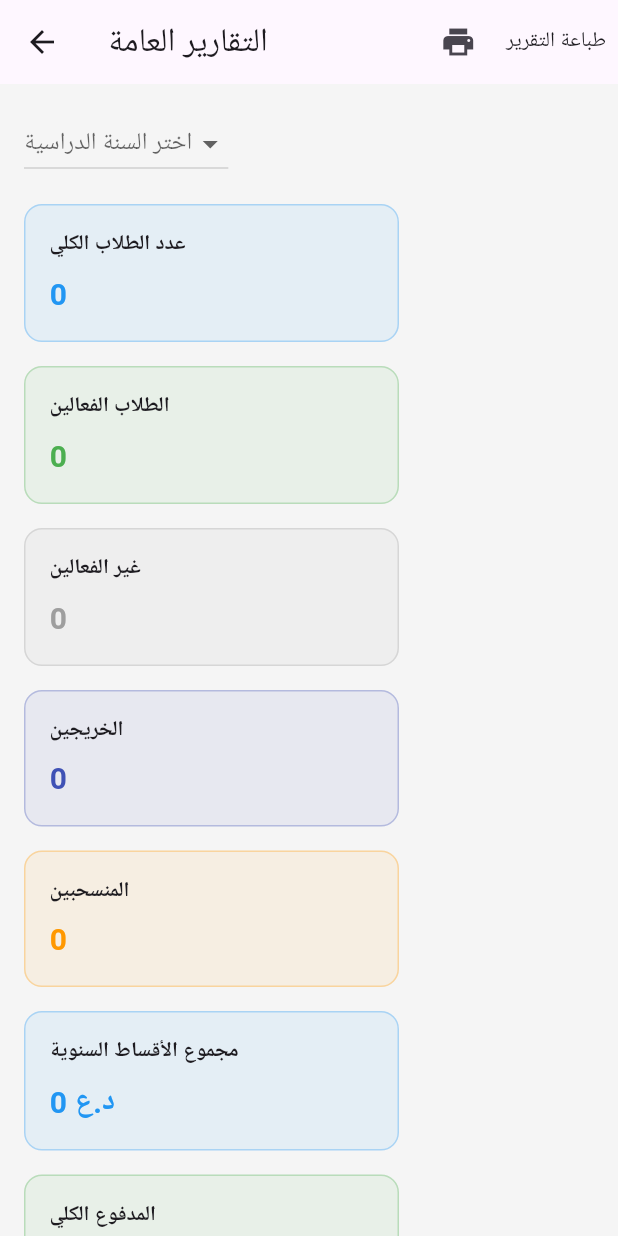
After one commit to AliAdel199/school_app_flutter, a Flutter app: the ReportsScreen screen opened by its route, after a tap on the "print" icon, on a phone screen of 412 x 824 dp. The commit adds this screen. Run offline on Flutter 3.47's test engine with Material 3 defaults, Android fonts, the phone set to English and light mode, and no system bars; our stand-ins replace flutter_expandable_fab, pdf, printing, supabase_flutter; missing offline and left inert: excel; accounts and stored records are empty.

Commit message:
public reports don

```diff
--- a/lib/main.dart
+++ b/lib/main.dart
@@ -1,6 +1,7 @@
 
 import 'package:flutter/material.dart';
 import 'package:school_app_flutter/screens/classes_list_screen.dart';
+import 'package:school_app_flutter/screens/reportsscreen.dart';
 import 'package:supabase_flutter/supabase_flutter.dart';
 import 'screens/add_student_screen_supabase.dart';
 import 'screens/addclassscreen.dart';
@@ -56,6 +57,7 @@ class SchoolApp extends StatelessWidget {
           student: ModalRoute.of(context)!.settings.arguments as Map<String, dynamic>,
         ),
         '/financial-reports': (context) => const FinancialReportsScreen(),
+        '/reportsscreen': (context) => const ReportsScreen(),
       },
     );
   }
--- a/lib/screens/dashboard_screen.dart
+++ b/lib/screens/dashboard_screen.dart
@@ -1,4 +1,3 @@
-
 import 'package:flutter/material.dart';
 import 'package:supabase_flutter/supabase_flutter.dart';
 
@@ -15,8 +14,6 @@ class _DashboardScreenState extends State<DashboardScreen> {
   int classCount = 0;
   String subscriptionAlert = '';
   bool isLoading = true;
-
-
 
   @override
   void initState() {
@@ -42,7 +39,8 @@ class _DashboardScreenState extends State<DashboardScreen> {
 
       final classRes = await supabase
           .from('classes')
-          .select('id');
+          .select('id')
+          .eq('school_id', schoolId);
 
       final subscriptionRes = await supabase
           .from('schools')
@@ -65,6 +63,7 @@ class _DashboardScreenState extends State<DashboardScreen> {
 
       setState(() {
         studentCount = studentRes.length;
+        classCount = classRes.length;
       });
     } catch (e) {
       debugPrint('Error fetching dashboard stats: \n$e');
@@ -72,7 +71,6 @@ class _DashboardScreenState extends State<DashboardScreen> {
       setState(() => isLoading = false);
     }
   }
-
 
   @override
   Widget build(BuildContext context) {
@@ -114,10 +112,7 @@ class _DashboardScreenState extends State<DashboardScreen> {
       {'label': 'المراحل', 'icon': Icons.score, 'route': '/classes'},
       {'label': 'إضافة مرحلة', 'icon': Icons.add, 'route': '/add-class'},
       {'label': 'التقارير المالية', 'icon': Icons.monetization_on, 'route': '/financial-reports'},
-      // {'label': 'المدفوعات', 'icon': Icons.score, 'route': '/studentpayments'},
-
-
-
+      {'label': 'التقارير العامة', 'icon': Icons.bar_chart, 'route': '/reportsscreen'},
     ];
 
     return GridView.builder(
--- /dev/null
+++ b/lib/screens/reportsscreen.dart
@@ -0,0 +1,323 @@
+import 'package:flutter/material.dart';
+import 'package:pdf/pdf.dart';
+import 'package:supabase_flutter/supabase_flutter.dart';
+import 'package:intl/intl.dart';
+  // استخدم حزمة pdf و printing
+  import 'package:pdf/widgets.dart' as pw;
+  import 'package:printing/printing.dart';
+class ReportsScreen extends StatefulWidget {
+  const ReportsScreen({super.key});
+
+  @override
+  State<ReportsScreen> createState() => _ReportsScreenState();
+}
+
+class _ReportsScreenState extends State<ReportsScreen> {
+  final supabase = Supabase.instance.client;
+
+  bool isLoading = true;
+  int totalStudents = 0;
+  int activeStudents = 0;
+  int inactiveStudents = 0;
+  int graduatedStudents = 0;
+  int withdrawnStudents = 0;
+
+  double totalAnnualFees = 0;
+  double totalPaid = 0;
+  double totalDue = 0;
+
+  List<String> academicYears = [];
+  String? selectedYear;
+
+  @override
+  void initState() {
+    super.initState();
+    fetchAcademicYears().then((_) {
+      if (academicYears.isNotEmpty) selectedYear = academicYears.first;
+      fetchReportData();
+    });
+  }
+
+  Future<void> fetchAcademicYears() async {
+    final res = await supabase
+        .from('student_fee_status')
+        .select('academic_year')
+        .neq('academic_year', '')
+        .order('academic_year', ascending: false);
+
+    final data = res as List;
+    academicYears = data.map((e) => e['academic_year'] as String).toSet().toList();
+  }
+
+  Future<void> fetchReportData() async {
+    setState(() => isLoading = true);
+    try {
+      totalStudents = 0;
+      activeStudents = 0;
+      inactiveStudents = 0;
+      graduatedStudents = 0;
+      withdrawnStudents = 0;
+      totalAnnualFees = 0;
+      totalPaid = 0;
+      totalDue = 0;
+
+      final userId = supabase.auth.currentUser!.id;
+      final profile = await supabase
+          .from('profiles')
+          .select('school_id')
+          .eq('id', userId)
+          .single();
+      final schoolId = profile['school_id'];
+
+      final studentsRes = await supabase
+          .from('students')
+          .select('id, status')
+          .eq('school_id', schoolId);
+
+      final students = List<Map<String, dynamic>>.from(studentsRes);
+      totalStudents = students.length;
+      activeStudents = students.where((s) => s['status'] == 'active').length;
+      inactiveStudents = students.where((s) => s['status'] == 'inactive').length;
+      graduatedStudents = students.where((s) => s['status'] == 'graduated').length;
+      withdrawnStudents = students.where((s) => s['status'] == 'منسحب').length;
+
+      final studentIds = students.map((s) => s['id']).toList();
+
+      List<Map<String, dynamic>> fees = [];
+      if (selectedYear == null || selectedYear == 'all') {
+        // جمع مبالغ جميع السنوات
+        final feeRes = await supabase
+        .from('student_fee_status')
+        .select('annual_fee, paid_amount, due_amount, student_id')
+        .inFilter('student_id', studentIds);
+
+        fees = List<Map<String, dynamic>>.from(feeRes);
+      } else {
+        // جمع مبالغ سنة محددة فقط
+        final feeRes = await supabase
+        .from('student_fee_status')
+        .select('annual_fee, paid_amount, due_amount, student_id')
+        .eq('academic_year', selectedYear!)
+        .inFilter('student_id', studentIds);
+
+        fees = List<Map<String, dynamic>>.from(feeRes);
+      }
+
+      for (var fee in fees) {
+        totalAnnualFees += (fee['annual_fee'] ?? 0).toDouble();
+        totalPaid += (fee['paid_amount'] ?? 0).toDouble();
+        totalDue += (fee['due_amount'] ?? 0).toDouble();
+      }
+    } catch (e) {
+      debugPrint('خطأ في تحميل التقارير: \n$e');
+    } finally {
+      if (mounted) setState(() => isLoading = false);
+    }
+  }
+
+Future<void> printReportPdf() async {
+  final pdf = pw.Document();
+
+  final formatter = NumberFormat('#,###');
+  final arabicFont = await PdfGoogleFonts.amiriRegular();
+  final boldFont = await PdfGoogleFonts.amiriBold();
+
+  pdf.addPage(
+    pw.Page(
+      pageFormat: PdfPageFormat.a4,
+      margin: const pw.EdgeInsets.all(24),
+      theme: pw.ThemeData.withFont(
+        base: arabicFont,
+        bold: boldFont,
+      ),
+      build: (pw.Context context) {
+        return pw.Directionality(
+          textDirection: pw.TextDirection.rtl,
+          child: pw.Column(
+            crossAxisAlignment: pw.CrossAxisAlignment.start,
+            children: [
+              pw.Center(
+                child: pw.Text(
+                  'التقارير العامة',
+                  style: pw.TextStyle(
+                    fontSize: 26,
+                    fontWeight: pw.FontWeight.bold,
+                    color: PdfColors.blue800,
+                  ),
+                ),
+              ),
+              pw.SizedBox(height: 12),
+              if (selectedYear != null && selectedYear != 'all')
+                pw.Text(
+                  'السنة الدراسية: $selectedYear',
+                  style: pw.TextStyle(fontSize: 16, fontWeight: pw.FontWeight.bold),
+                ),
+              pw.SizedBox(height: 16),
+              pw.Container(
+                decoration: pw.BoxDecoration(
+                  border: pw.Border.all(color: PdfColors.blueGrey, width: 1),
+                  borderRadius: pw.BorderRadius.circular(8),
+                  color: PdfColors.grey100,
+                ),
+                child: pw.Table(
+                  border: pw.TableBorder.symmetric(
+                    inside: pw.BorderSide(color: PdfColors.blueGrey, width: 0.5),
+                  ),
+                  columnWidths: {
+                    0: const pw.FlexColumnWidth(2),
+                    1: const pw.FlexColumnWidth(1.5),
+                  },
+                  children: [
+                    pw.TableRow(
+                      decoration: pw.BoxDecoration(color: PdfColors.blue50),
+                      children: [
+                        pw.Padding(
+                          padding: const pw.EdgeInsets.all(10),
+                          child: pw.Text('العنوان', style: pw.TextStyle(fontWeight: pw.FontWeight.bold, fontSize: 15)),
+                        ),
+                        pw.Padding(
+                          padding: const pw.EdgeInsets.all(10),
+                          child: pw.Text('القيمة', style: pw.TextStyle(fontWeight: pw.FontWeight.bold, fontSize: 15)),
+                        ),
+                      ],
+                    ),
+                    _pdfTableRow('عدد الطلاب الكلي', '$totalStudents'),
+                    _pdfTableRow('الطلاب الفعالين', '$activeStudents'),
+                    _pdfTableRow('غير الفعالين', '$inactiveStudents'),
+                    _pdfTableRow('الخريجين', '$graduatedStudents'),
+                    _pdfTableRow('المنسحبين', '$withdrawnStudents'),
+                    _pdfTableRow('مجموع الأقساط السنوية', '${formatter.format(totalAnnualFees)} د.ع'),
+                    _pdfTableRow('المدفوع الكلي', '${formatter.format(totalPaid)} د.ع'),
+                    _pdfTableRow('المتبقي الكلي', '${formatter.format(totalDue)} د.ع'),
+                  ],
+                ),
+              ),
+              pw.Spacer(),
+              pw.Divider(),
+              pw.Align(
+                alignment: pw.Alignment.centerLeft,
+                child: pw.Text(
+                  'تاريخ الطباعة: ${DateFormat('yyyy/MM/dd – HH:mm').format(DateTime.now())}',
+                  style: pw.TextStyle(fontSize: 12, color: PdfColors.grey700),
+                ),
+              ),
+            ],
+          ),
+        );
+      },
+    ),
+  );
+
+  await Printing.layoutPdf(
+    onLayout: (PdfPageFormat format) async => pdf.save(),
+  );
+}
+
+// Helper for table rows with improved style
+pw.TableRow _pdfTableRow(String title, String value) {
+  return pw.TableRow(
+    children: [
+      pw.Padding(
+        padding: const pw.EdgeInsets.symmetric(vertical: 8, horizontal: 10),
+        child: pw.Text(title, style: pw.TextStyle(fontSize: 13)),
+      ),
+      pw.Padding(
+        padding: const pw.EdgeInsets.symmetric(vertical: 8, horizontal: 10),
+        child: pw.Text(value, style: pw.TextStyle(fontSize: 13, fontWeight: pw.FontWeight.bold)),
+      ),
+    ],
+  );
+}
+  @override
+  Widget build(BuildContext context) {
+    final formatter = NumberFormat('#,###');
+
+    return Scaffold(
+      appBar: AppBar(
+        title: const Text('التقارير العامة'),
+        actions: [
+          IconButton(
+        icon: const Icon(Icons.print),
+        tooltip: 'طباعة التقرير',
+        onPressed: printReportPdf,
+          ),
+          const Padding(
+        padding: EdgeInsets.symmetric(horizontal: 8),
+        child: Center(child: Text('طباعة التقرير')),
+          ),
+        ],
+      ),
+      body: isLoading
+          ? const Center(child: CircularProgressIndicator())
+          : Padding(
+              padding: const EdgeInsets.all(16),
+              child: Column(
+                crossAxisAlignment: CrossAxisAlignment.start,
+                children: [
+                    DropdownButton<String>(
+                    value: selectedYear,
+                    hint: const Text('اختر السنة الدراسية'),
+                    onChanged: (val) {
+                      setState(() {
+                      selectedYear = val;
+                      fetchReportData();
+                      });
+                    },
+                    items: [
+                      DropdownMenuItem(
+                      value: 'all',
+                      child: const Text('الجميع'),
+                      ),
+                      ...academicYears.map((year) {
+                      return DropdownMenuItem(
+                        value: year,
+                        child: Text(year),
+                      );
+                      }).toList(),
+                    ],
+                    ),
+                  const SizedBox(height: 16),
+                  Expanded(
+                    child: Wrap(
+                      spacing: 16,
+                      runSpacing: 16,
+                      children: [
+                        _buildCard('عدد الطلاب الكلي', '$totalStudents', Colors.blue),
+                        _buildCard('الطلاب الفعالين', '$activeStudents', Colors.green),
+                        _buildCard('غير الفعالين', '$inactiveStudents', Colors.grey),
+                        _buildCard('الخريجين', '$graduatedStudents', Colors.indigo),
+                        _buildCard('المنسحبين', '$withdrawnStudents', Colors.orange),
+                        _buildCard('مجموع الأقساط السنوية', '${formatter.format(totalAnnualFees)} د.ع', Colors.blue),
+                        _buildCard('المدفوع الكلي', '${formatter.format(totalPaid)} د.ع', Colors.green),
+                        _buildCard('المتبقي الكلي', '${formatter.format(totalDue)} د.ع', Colors.red),
+                      ],
+                    ),
+                  ),
+                ],
+              ),
+            ),
+    );
+  }
+
+  Widget _buildCard(String title, String value, Color color) {
+    return Container(
+      width: 250,
+      padding: const EdgeInsets.all(16),
+      decoration: BoxDecoration(
+        color: color.withOpacity(0.08),
+        borderRadius: BorderRadius.circular(12),
+        border: Border.all(color: color.withOpacity(0.3)),
+      ),
+      child: Column(
+        crossAxisAlignment: CrossAxisAlignment.start,
+        children: [
+          Text(title,
+              style: const TextStyle(fontSize: 14, fontWeight: FontWeight.w600)),
+          const SizedBox(height: 8),
+          Text(value,
+              style: TextStyle(fontSize: 20, fontWeight: FontWeight.bold, color: color)),
+        ],
+      ),
+    );
+  }
+}
```
